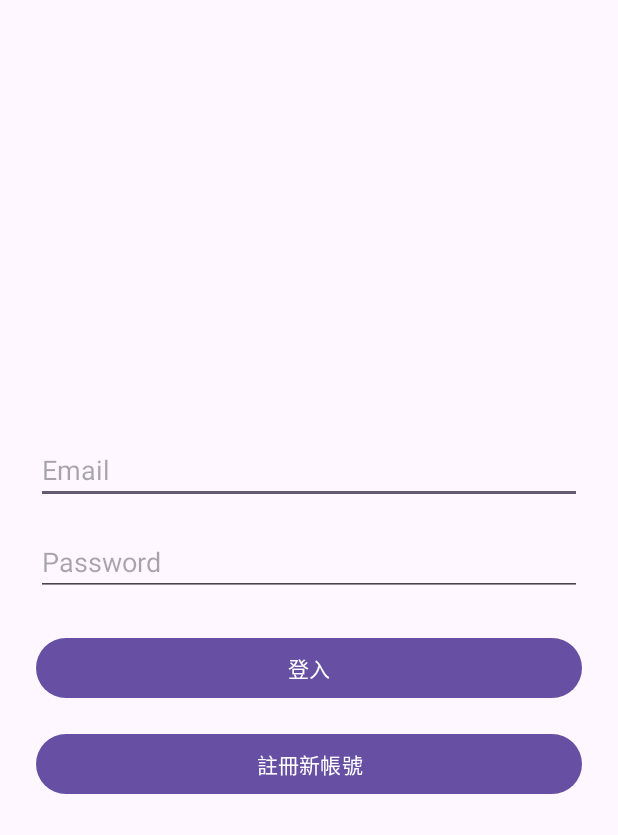
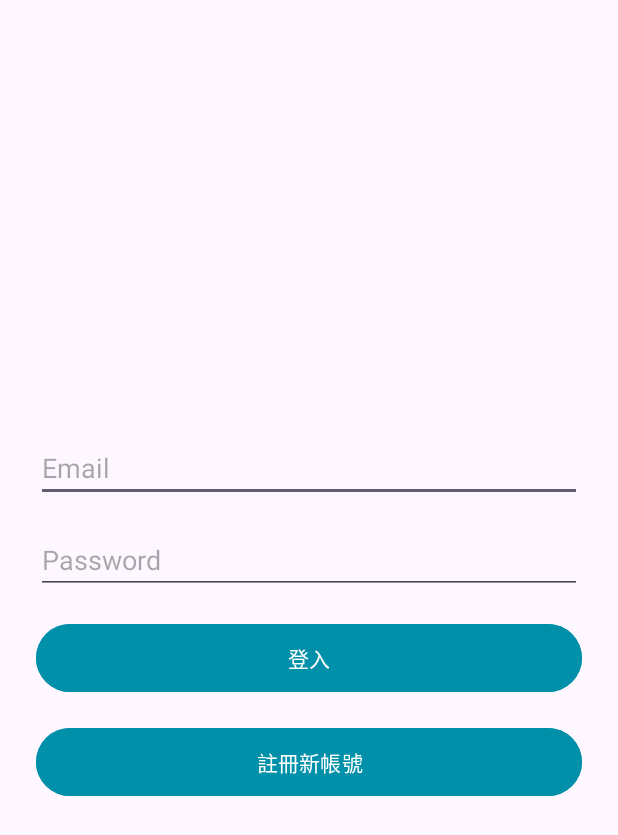
Before and after one commit to PengWorks1114/MemoApp_Firebase_Practice, an Android app: the LoginActivity screen opened directly, with no data from a screen before it, on a phone screen of 412 x 824 dp. Shown: the top 835 px of the screen. Run offline under Robolectric (Android 15) with nearby library versions, the phone set to English and light mode, and no system bars; our stand-ins replace Firebase (no records; nobody signed in at launch, a user with empty details on screens opened directly).

Commit message:
統一美術

```diff
--- a/app/src/main/res/layout/activity_login.xml
+++ b/app/src/main/res/layout/activity_login.xml
@@ -24,17 +24,13 @@
     <Button
         android:id="@+id/btnLogin"
         android:text="登入"
-        android:layout_width="match_parent"
-        android:layout_height="wrap_content"
-        android:layout_marginTop="24dp" />
+        style="@style/RoundedButton"/>
 
     <!-- 在 res/layout/activity_login.xml 最下方加上 -->
 
     <Button
         android:id="@+id/btnRegister"
         android:text="註冊新帳號"
-        android:layout_width="match_parent"
-        android:layout_height="wrap_content"
-        android:layout_marginTop="16dp" />
+        style="@style/RoundedButton" />
 
 </LinearLayout>
--- a/app/src/main/res/layout/activity_memo_edit.xml
+++ b/app/src/main/res/layout/activity_memo_edit.xml
@@ -25,9 +25,7 @@
     <Button
         android:id="@+id/btnSave"
         android:text="儲存"
-        android:layout_width="match_parent"
-        android:layout_height="wrap_content"
-        android:layout_marginTop="24dp" />
+        style="@style/RoundedButton" />
 
     <Button
         android:id="@+id/btnDelete"
--- a/app/src/main/res/layout/activity_memo_list.xml
+++ b/app/src/main/res/layout/activity_memo_list.xml
@@ -17,5 +17,6 @@
         android:contentDescription="新增備忘錄"
         android:layout_gravity="bottom|end"
         android:layout_margin="16dp"
+        app:backgroundTint="#0090A9"
         app:srcCompat="@android:drawable/ic_input_add" />
 </androidx.coordinatorlayout.widget.CoordinatorLayout>
--- a/app/src/main/res/values/colors.xml
+++ b/app/src/main/res/values/colors.xml
@@ -2,4 +2,8 @@
 <resources>
     <color name="black">#FF000000</color>
     <color name="white">#FFFFFFFF</color>
+    <color name="primaryColor">#3F51B5</color>
+    <color name="accentColor">#FF4081</color>
+    <color name="backgroundGray">#F4F4F4</color>
+
 </resources>
--- /dev/null
+++ b/app/src/main/res/values/styles.xml
@@ -0,0 +1,12 @@
+<?xml version="1.0" encoding="utf-8"?>
+<resources>
+    <style name="RoundedButton">
+        <item name="android:layout_width">match_parent</item>
+        <item name="android:layout_height">wrap_content</item>
+        <item name="android:backgroundTint">#0090A9</item>
+        <item name="android:textColor">#FFFFFF</item>
+        <item name="android:layout_marginTop">16dp</item>
+        <item name="android:padding">12dp</item>
+    </style>
+
+</resources>
```
